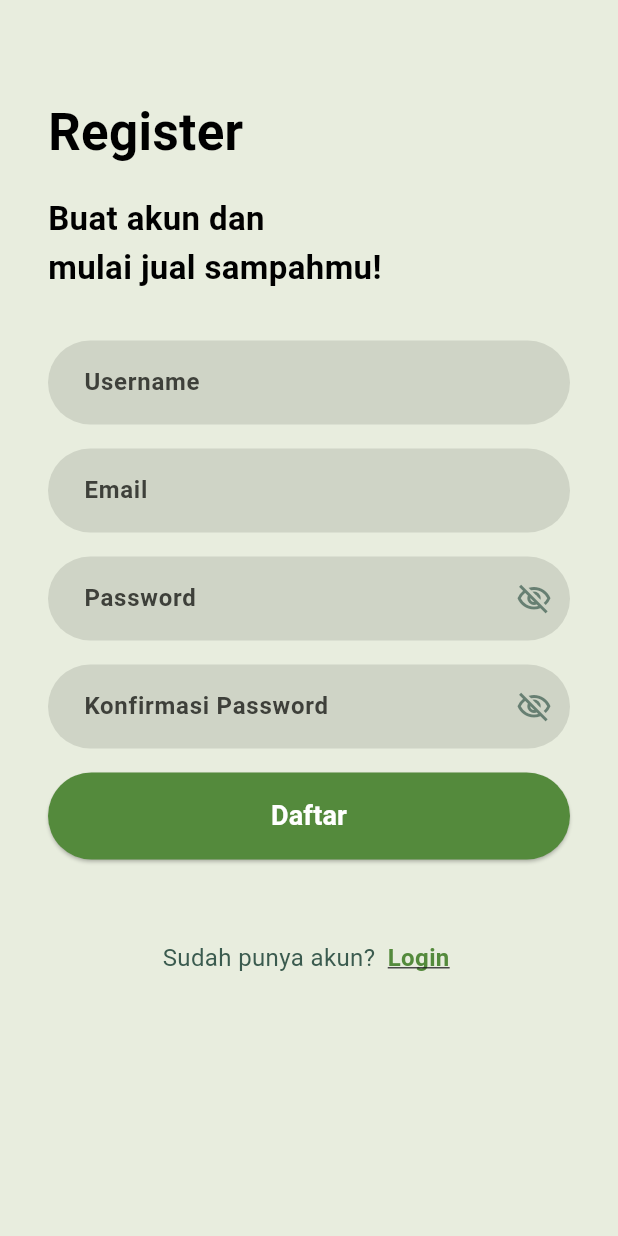
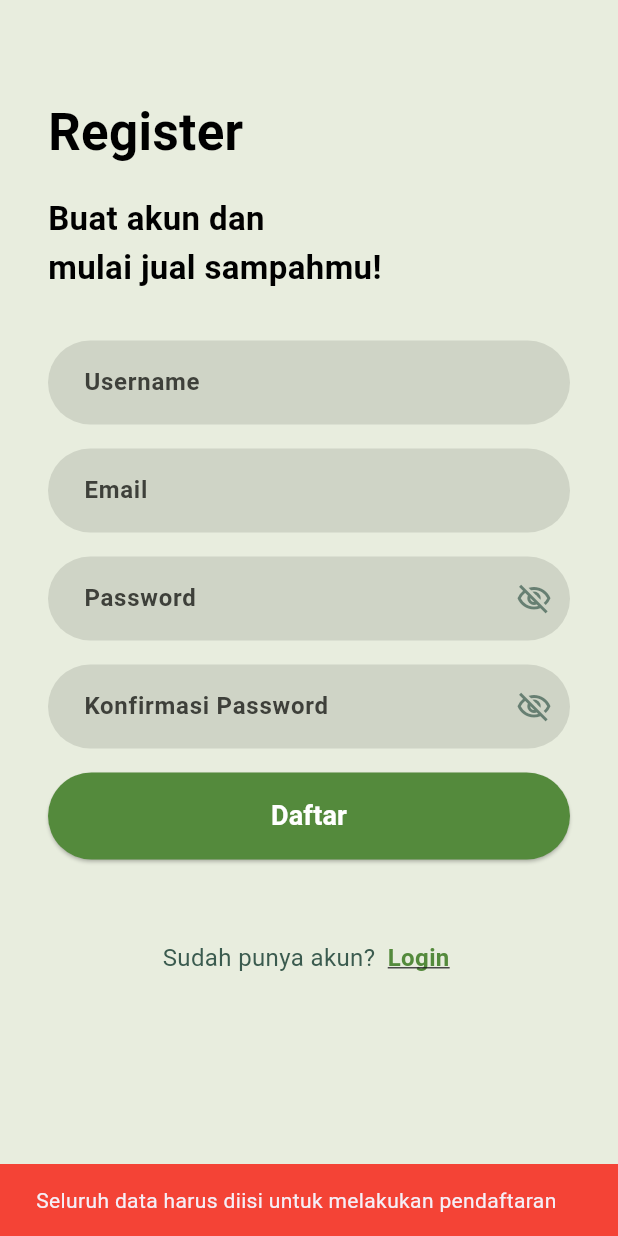
Before and after one commit to EdselSpth/ReGreen, a Flutter app: the RegisterScreen screen opened directly, after a tap on "Daftar", on a phone screen of 412 x 824 dp. Run offline on Flutter 3.47's test engine with Material 3 defaults, Android fonts, the phone set to English and light mode, and no system bars; Roboto replaces fonts that are missing (Poppins).

Commit message:
fix:[ESH] Menambahkan input validation pada text field

```diff
--- a/lib/auth/register_screen.dart
+++ b/lib/auth/register_screen.dart
@@ -27,6 +27,59 @@ class _RegisterScreenState extends State<RegisterScreen> {
     _passwordController.dispose();
     _usernameController.dispose();
     super.dispose();
+  }
+
+  void _handleRegister() {
+    final String username = _usernameController.text;
+    final String email = _emailController.text;
+    final String password = _passwordController.text;
+    final String confirmPassword = _confirmPasswordController.text;
+
+    if (username.isEmpty || email.isEmpty || password.isEmpty) {
+      ScaffoldMessenger.of(context).showSnackBar(
+        const SnackBar(
+          content: Text(
+            'Seluruh data harus diisi untuk melakukan pendaftaran',
+          ), // Teks kustom
+          backgroundColor: Colors.red,
+        ),
+      );
+      return;
+    }
+
+    if (password != confirmPassword) {
+      ScaffoldMessenger.of(context).showSnackBar(
+        const SnackBar(
+          content: Text(
+            'Password dan konfirmasi password tidak sama',
+          ), // Teks kustom
+          backgroundColor: Colors.red,
+        ),
+      );
+      return;
+    }
+
+    if (!email.contains('@')) {
+      ScaffoldMessenger.of(context).showSnackBar(
+        const SnackBar(
+          content: Text('Format email tidak valid, harus menyertakan @'),
+          backgroundColor: Colors.red,
+        ),
+      );
+      return;
+    }
+
+    ScaffoldMessenger.of(context).showSnackBar(
+      const SnackBar(
+        content: Text('Pendaftaran berhasil! Silakan login.'),
+        backgroundColor: kGreenButton, // Pakai warna hijau
+      ),
+    );
+
+    Navigator.pushReplacement(
+      context,
+      MaterialPageRoute(builder: (context) => const LoginScreen()),
+    );
   }
 
   @override
@@ -90,9 +143,7 @@ class _RegisterScreenState extends State<RegisterScreen> {
                 SizedBox(
                   width: double.infinity,
                   child: ElevatedButton(
-                    onPressed: () {
-                      // Logika pendaftaran akan ditambahkan di sini
-                    },
+                    onPressed: _handleRegister,
                     style: ElevatedButton.styleFrom(
                       backgroundColor: kGreenButton,
                       padding: const EdgeInsets.symmetric(vertical: 16),
```
Also changed, not shown: lib/auth/login_screen.dart (+23 -9 lines).
